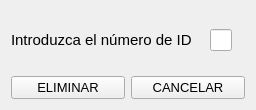
Qt form eliminarreglas.ui (ljnazar/Cyriax) before a commit.
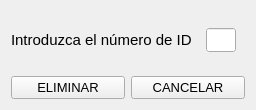
The same form after that commit.

```diff
--- a/eliminarreglas.ui
+++ b/eliminarreglas.ui
@@ -28,20 +28,7 @@
   <layout class="QGridLayout" name="gridLayout">
    <item row="1" column="2">
     <layout class="QGridLayout" name="gridLayout_2">
-     <item row="0" column="4">
-      <spacer name="horizontalSpacer_7">
-       <property name="orientation">
-        <enum>Qt::Horizontal</enum>
-       </property>
-       <property name="sizeHint" stdset="0">
-        <size>
-         <width>40</width>
-         <height>20</height>
-        </size>
-       </property>
-      </spacer>
-     </item>
-     <item row="0" column="5">
+     <item row="0" column="3">
       <spacer name="horizontalSpacer_2">
        <property name="orientation">
         <enum>Qt::Horizontal</enum>
@@ -54,7 +41,7 @@
        </property>
       </spacer>
      </item>
-     <item row="0" column="2">
+     <item row="0" column="1">
       <spacer name="horizontalSpacer_3">
        <property name="orientation">
         <enum>Qt::Horizontal</enum>
@@ -67,35 +54,25 @@
        </property>
       </spacer>
      </item>
-     <item row="0" column="3">
+     <item row="0" column="2">
       <widget class="QLineEdit" name="lineEdit">
        <property name="minimumSize">
         <size>
-         <width>0</width>
-         <height>0</height>
+         <width>30</width>
+         <height>24</height>
         </size>
        </property>
        <property name="maximumSize">
         <size>
-         <width>25</width>
+         <width>30</width>
          <height>24</height>
         </size>
        </property>
+       <property name="autoFillBackground">
+        <bool>true</bool>
+       </property>
       </widget>
      </item>
-     <item row="0" column="1">
-      <spacer name="horizontalSpacer">
-       <property name="orientation">
-        <enum>Qt::Horizontal</enum>
-       </property>
-       <property name="sizeHint" stdset="0">
-        <size>
-         <width>40</width>
-         <height>20</height>
-        </size>
-       </property>
-      </spacer>
-     </item>
      <item row="0" column="0">
       <widget class="QLabel" name="label">
        <property name="font">
```
